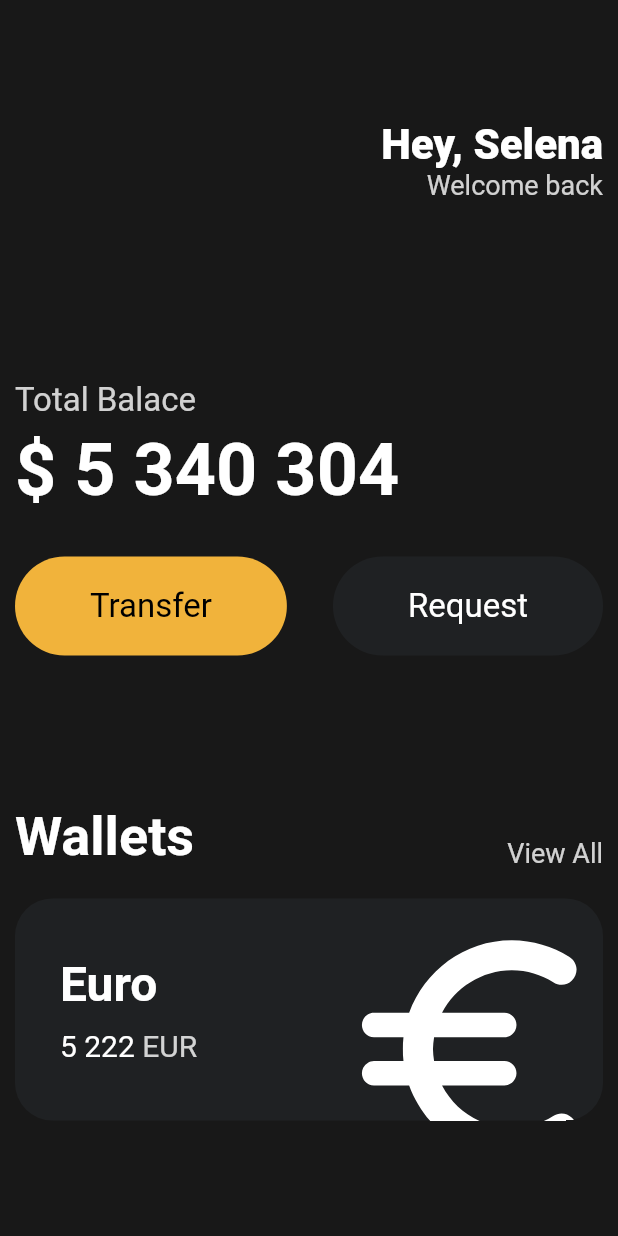
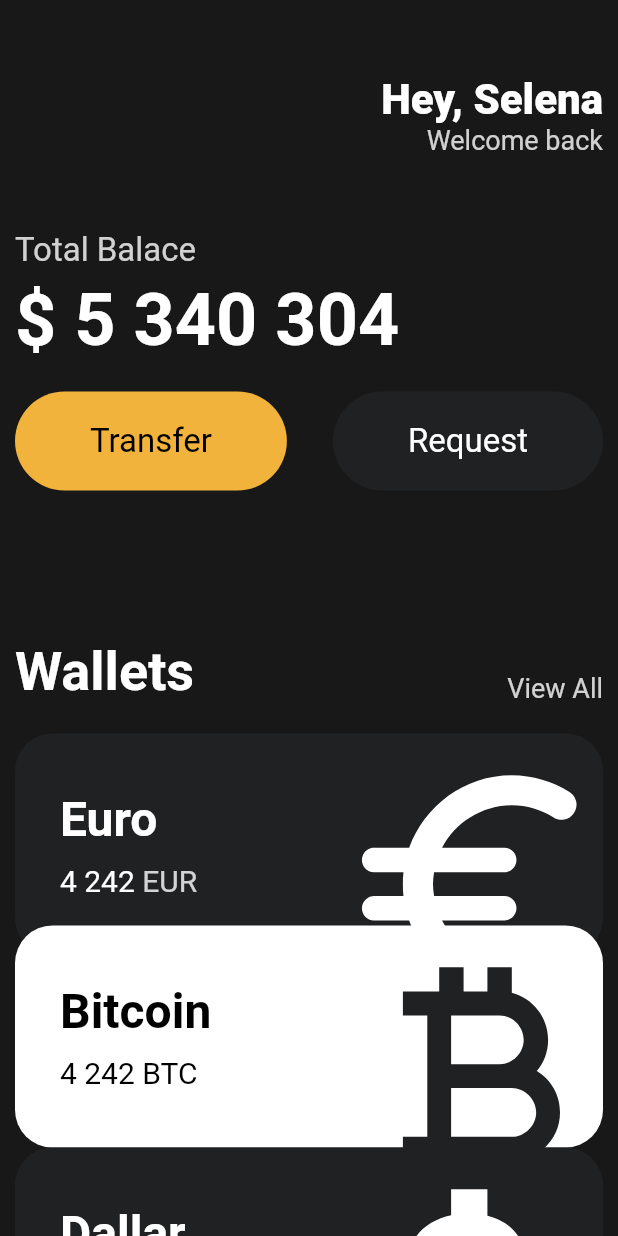
Before and after one commit to es5es5/toonflix, a Flutter app: the screen it shows after launch, on a phone screen of 412 x 824 dp. Run offline on Flutter 3.47's test engine with Material 2 defaults, Android fonts, the phone set to English and light mode, and no system bars.

Commit message:
#3.8 Reusable Cards

```diff
--- a/lib/main.dart
+++ b/lib/main.dart
@@ -1,5 +1,6 @@
 import 'package:flutter/material.dart';
 import 'package:toonflix/widgets/Button.dart';
+import 'package:toonflix/widgets/currency_card.dart';
 
 void main() {
   runApp(const App());
@@ -13,7 +14,8 @@ class App extends StatelessWidget {
     return MaterialApp(
       home: Scaffold(
         backgroundColor: const Color(0xFF181818),
-        body: Padding(
+        body: SingleChildScrollView(
+          child: Padding(
             padding: const EdgeInsets.symmetric(
               horizontal: 10,
             ),
@@ -21,7 +23,7 @@ class App extends StatelessWidget {
               crossAxisAlignment: CrossAxisAlignment.start,
               children: [
                 const SizedBox(
-                height: 80,
+                  height: 50,
                 ),
                 Row(
                   mainAxisAlignment: MainAxisAlignment.end,
@@ -49,7 +51,7 @@ class App extends StatelessWidget {
                   ],
                 ),
                 const SizedBox(
-                height: 120,
+                  height: 50,
                 ),
                 Text(
                   'Total Balace',
@@ -70,7 +72,7 @@ class App extends StatelessWidget {
                   ),
                 ),
                 const SizedBox(
-                height: 30,
+                  height: 20,
                 ),
                 Row(
                   mainAxisAlignment: MainAxisAlignment.spaceBetween,
@@ -113,72 +115,38 @@ class App extends StatelessWidget {
                 const SizedBox(
                   height: 20,
                 ),
-              Container(
-                clipBehavior: Clip.hardEdge,
-                decoration: BoxDecoration(
-                    color: const Color(0xFF1F2123),
-                    borderRadius: BorderRadius.circular(25)),
-                child: Padding(
-                  padding: const EdgeInsets.all(30),
-                  child: Row(
-                    mainAxisAlignment: MainAxisAlignment.spaceBetween,
-                    children: [
-                      Column(
-                        crossAxisAlignment: CrossAxisAlignment.start,
-                        children: [
-                          const Text(
-                            'Euro',
-                            style: TextStyle(
-                              color: Colors.white,
-                              fontSize: 32,
-                              fontWeight: FontWeight.w600,
+                const CurrencyCard(
+                  name: 'Euro',
+                  code: 'EUR',
+                  amount: '4 242',
+                  icon: Icons.euro_rounded,
+                  isInverted: false,
+                ),
+                Transform.translate(
+                  offset: const Offset(0, -20),
+                  child: const CurrencyCard(
+                    name: 'Bitcoin',
+                    code: 'BTC',
+                    amount: '4 242',
+                    icon: Icons.currency_bitcoin_outlined,
+                    isInverted: true,
                   ),
                 ),
-                          const SizedBox(
-                            height: 10,
-                          ),
-                          Row(
-                            children: [
-                              const Text(
-                                '5 222',
-                                style: TextStyle(
-                                  color: Colors.white,
-                                  fontSize: 20,
-                                ),
-                              ),
-                              const SizedBox(
-                                width: 5,
-                              ),
-                              Text(
-                                'EUR',
-                                style: TextStyle(
-                                  color: Colors.white.withOpacity(0.8),
-                                  fontSize: 20,
-                                ),
-                              ),
-                            ],
-                          ),
-                        ],
-                      ),
-                      Transform.scale(
-                        scale: 2.2,
-                        child: Transform.translate(
-                          offset: const Offset(-5, 12),
-                          child: const Icon(
-                            Icons.euro_rounded,
-                            color: Colors.white,
-                            size: 88,
-                          ),
-                        ),
-                      )
-                    ],
-                  ),
+                Transform.translate(
+                  offset: const Offset(0, -20),
+                  child: const CurrencyCard(
+                    name: 'Dallar',
+                    code: 'USD',
+                    amount: '41 242',
+                    icon: Icons.attach_money,
+                    isInverted: false,
                   ),
                 ),
               ],
             ),
           ),
         ),
+      ),
     );
   }
 }
--- /dev/null
+++ b/lib/widgets/currency_card.dart
@@ -0,0 +1,86 @@
+import 'package:flutter/material.dart';
+
+class CurrencyCard extends StatelessWidget {
+  final String name, code, amount;
+  final IconData icon;
+  final bool isInverted;
+
+  final _blackColor = const Color(0xFF1F2123);
+
+  const CurrencyCard({
+    super.key,
+    required this.name,
+    required this.code,
+    required this.amount,
+    required this.icon,
+    required this.isInverted,
+  });
+
+  @override
+  Widget build(BuildContext context) {
+    return Container(
+      clipBehavior: Clip.hardEdge,
+      decoration: BoxDecoration(
+          color: isInverted ? Colors.white : _blackColor,
+          borderRadius: BorderRadius.circular(25)),
+      child: Padding(
+        padding: const EdgeInsets.all(30),
+        child: Row(
+          mainAxisAlignment: MainAxisAlignment.spaceBetween,
+          children: [
+            Column(
+              crossAxisAlignment: CrossAxisAlignment.start,
+              children: [
+                Text(
+                  name,
+                  style: TextStyle(
+                    color: isInverted ? Colors.black : Colors.white,
+                    fontSize: 32,
+                    fontWeight: FontWeight.w600,
+                  ),
+                ),
+                const SizedBox(
+                  height: 10,
+                ),
+                Row(
+                  children: [
+                    Text(
+                      amount,
+                      style: TextStyle(
+                        color: isInverted ? Colors.black : Colors.white,
+                        fontSize: 20,
+                      ),
+                    ),
+                    const SizedBox(
+                      width: 5,
+                    ),
+                    Text(
+                      code,
+                      style: TextStyle(
+                        color: isInverted
+                            ? Colors.black
+                            : Colors.white.withOpacity(0.8),
+                        fontSize: 20,
+                      ),
+                    ),
+                  ],
+                ),
+              ],
+            ),
+            Transform.scale(
+              scale: 2.2,
+              child: Transform.translate(
+                offset: const Offset(-5, 12),
+                child: Icon(
+                  icon,
+                  color: isInverted ? _blackColor : Colors.white,
+                  size: 88,
+                ),
+              ),
+            )
+          ],
+        ),
+      ),
+    );
+  }
+}
```
Lines whose indentation alone changed are shown as unchanged.
